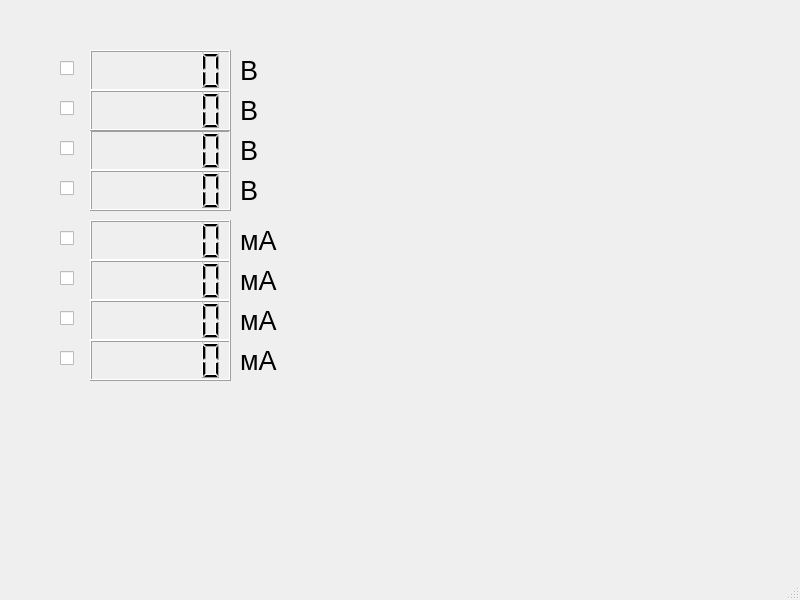
The window that interface.ui (KejLater/lab_stand) describes before a commit, drawn with Qt 5.
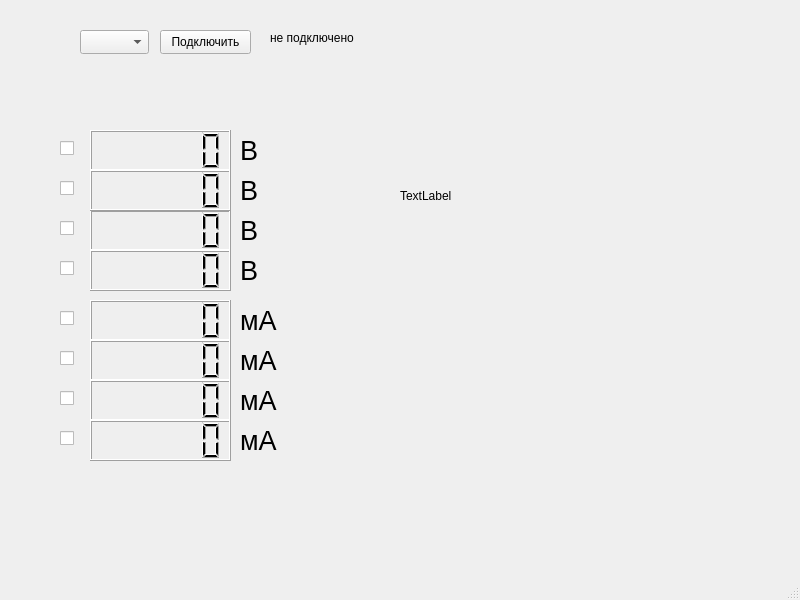
The same window after the commit.

Commit message: Working with Serial is separated class

Diff of the .ui file:
```diff
--- a/interface.ui
+++ b/interface.ui
@@ -18,7 +18,7 @@
     <property name="geometry">
      <rect>
       <x>90</x>
-      <y>50</y>
+      <y>130</y>
       <width>141</width>
       <height>41</height>
      </rect>
@@ -31,7 +31,7 @@
     <property name="geometry">
      <rect>
       <x>90</x>
-      <y>130</y>
+      <y>210</y>
       <width>141</width>
       <height>41</height>
      </rect>
@@ -44,7 +44,7 @@
     <property name="geometry">
      <rect>
       <x>90</x>
-      <y>90</y>
+      <y>170</y>
       <width>141</width>
       <height>41</height>
      </rect>
@@ -57,7 +57,7 @@
     <property name="geometry">
      <rect>
       <x>90</x>
-      <y>170</y>
+      <y>250</y>
       <width>141</width>
       <height>41</height>
      </rect>
@@ -70,7 +70,7 @@
     <property name="geometry">
      <rect>
       <x>90</x>
-      <y>220</y>
+      <y>300</y>
       <width>141</width>
       <height>41</height>
      </rect>
@@ -83,7 +83,7 @@
     <property name="geometry">
      <rect>
       <x>90</x>
-      <y>260</y>
+      <y>340</y>
       <width>141</width>
       <height>41</height>
      </rect>
@@ -96,7 +96,7 @@
     <property name="geometry">
      <rect>
       <x>90</x>
-      <y>300</y>
+      <y>380</y>
       <width>141</width>
       <height>41</height>
      </rect>
@@ -109,7 +109,7 @@
     <property name="geometry">
      <rect>
       <x>90</x>
-      <y>340</y>
+      <y>420</y>
       <width>141</width>
       <height>41</height>
      </rect>
@@ -122,7 +122,7 @@
     <property name="geometry">
      <rect>
       <x>60</x>
-      <y>60</y>
+      <y>140</y>
       <width>16</width>
       <height>16</height>
      </rect>
@@ -135,7 +135,7 @@
     <property name="geometry">
      <rect>
       <x>60</x>
-      <y>100</y>
+      <y>180</y>
       <width>16</width>
       <height>16</height>
      </rect>
@@ -148,7 +148,7 @@
     <property name="geometry">
      <rect>
       <x>60</x>
-      <y>140</y>
+      <y>220</y>
       <width>16</width>
       <height>16</height>
      </rect>
@@ -161,7 +161,7 @@
     <property name="geometry">
      <rect>
       <x>60</x>
-      <y>180</y>
+      <y>260</y>
       <width>16</width>
       <height>16</height>
      </rect>
@@ -174,7 +174,7 @@
     <property name="geometry">
      <rect>
       <x>60</x>
-      <y>230</y>
+      <y>310</y>
       <width>16</width>
       <height>16</height>
      </rect>
@@ -187,7 +187,7 @@
     <property name="geometry">
      <rect>
       <x>60</x>
-      <y>270</y>
+      <y>350</y>
       <width>16</width>
       <height>16</height>
      </rect>
@@ -200,7 +200,7 @@
     <property name="geometry">
      <rect>
       <x>60</x>
-      <y>310</y>
+      <y>390</y>
       <width>16</width>
       <height>16</height>
      </rect>
@@ -213,7 +213,7 @@
     <property name="geometry">
      <rect>
       <x>60</x>
-      <y>350</y>
+      <y>430</y>
       <width>16</width>
       <height>16</height>
      </rect>
@@ -229,7 +229,7 @@
     <property name="geometry">
      <rect>
       <x>240</x>
-      <y>50</y>
+      <y>130</y>
       <width>31</width>
       <height>41</height>
      </rect>
@@ -245,7 +245,7 @@
     <property name="geometry">
      <rect>
       <x>240</x>
-      <y>90</y>
+      <y>170</y>
       <width>31</width>
       <height>41</height>
      </rect>
@@ -261,7 +261,7 @@
     <property name="geometry">
      <rect>
       <x>240</x>
-      <y>130</y>
+      <y>210</y>
       <width>31</width>
       <height>41</height>
      </rect>
@@ -277,7 +277,7 @@
     <property name="geometry">
      <rect>
       <x>240</x>
-      <y>170</y>
+      <y>250</y>
       <width>31</width>
       <height>41</height>
      </rect>
@@ -293,7 +293,7 @@
     <property name="geometry">
      <rect>
       <x>240</x>
-      <y>220</y>
+      <y>300</y>
       <width>41</width>
       <height>41</height>
      </rect>
@@ -309,7 +309,7 @@
     <property name="geometry">
      <rect>
       <x>240</x>
-      <y>260</y>
+      <y>340</y>
       <width>41</width>
       <height>41</height>
      </rect>
@@ -325,7 +325,7 @@
     <property name="geometry">
      <rect>
       <x>240</x>
-      <y>300</y>
+      <y>380</y>
       <width>41</width>
       <height>41</height>
      </rect>
@@ -341,7 +341,7 @@
     <property name="geometry">
      <rect>
       <x>240</x>
-      <y>340</y>
+      <y>420</y>
       <width>41</width>
       <height>41</height>
      </rect>
@@ -350,6 +350,55 @@
      <string>&lt;html&gt;&lt;head/&gt;&lt;body&gt;&lt;p&gt;&lt;span style=&quot; font-size:20pt;&quot;&gt;мА&lt;/span&gt;&lt;/p&gt;&lt;/body&gt;&lt;/html&gt;</string>
     </property>
    </widget>
+   <widget class="QComboBox" name="portList">
+    <property name="geometry">
+     <rect>
+      <x>80</x>
+      <y>30</y>
+      <width>69</width>
+      <height>24</height>
+     </rect>
+    </property>
+   </widget>
+   <widget class="QPushButton" name="connect_MC">
+    <property name="geometry">
+     <rect>
+      <x>160</x>
+      <y>30</y>
+      <width>91</width>
+      <height>24</height>
+     </rect>
+    </property>
+    <property name="text">
+     <string>Подключить</string>
+    </property>
+   </widget>
+   <widget class="QLabel" name="connect_label">
+    <property name="geometry">
+     <rect>
+      <x>270</x>
+      <y>30</y>
+      <width>101</width>
+      <height>16</height>
+     </rect>
+    </property>
+    <property name="text">
+     <string>не подключено</string>
+    </property>
+   </widget>
+   <widget class="QLabel" name="test">
+    <property name="geometry">
+     <rect>
+      <x>400</x>
+      <y>140</y>
+      <width>141</width>
+      <height>111</height>
+     </rect>
+    </property>
+    <property name="text">
+     <string>TextLabel</string>
+    </property>
+   </widget>
   </widget>
   <widget class="QMenuBar" name="menubar">
    <property name="geometry">
```
The commit also changes 1 other file.
